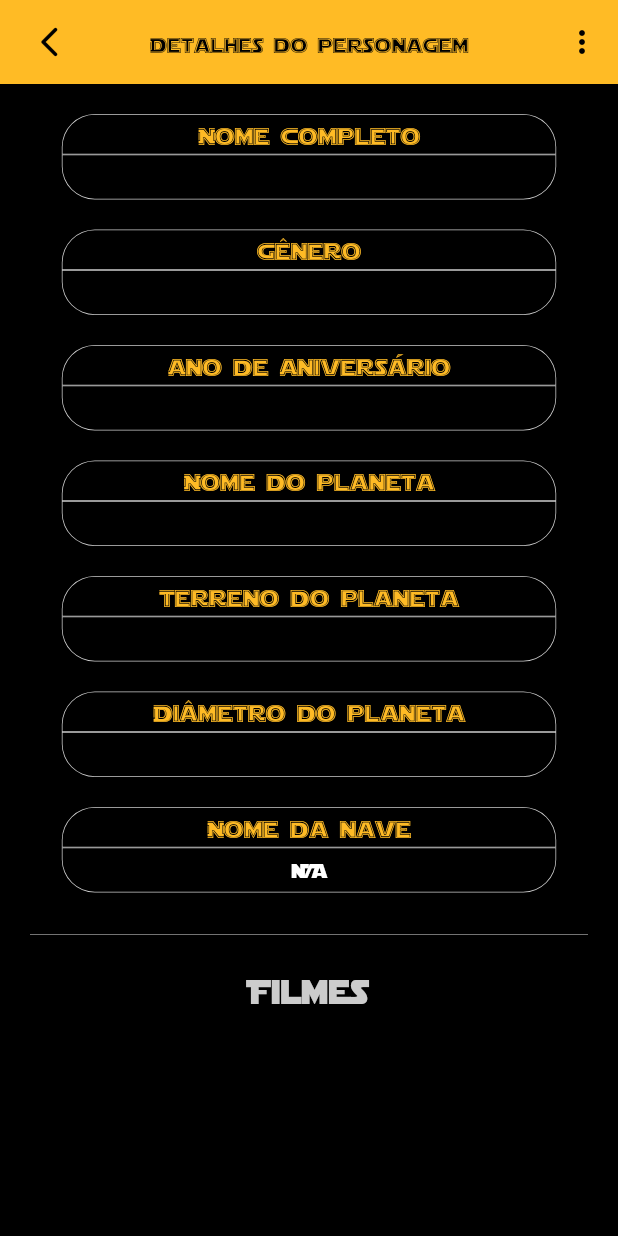
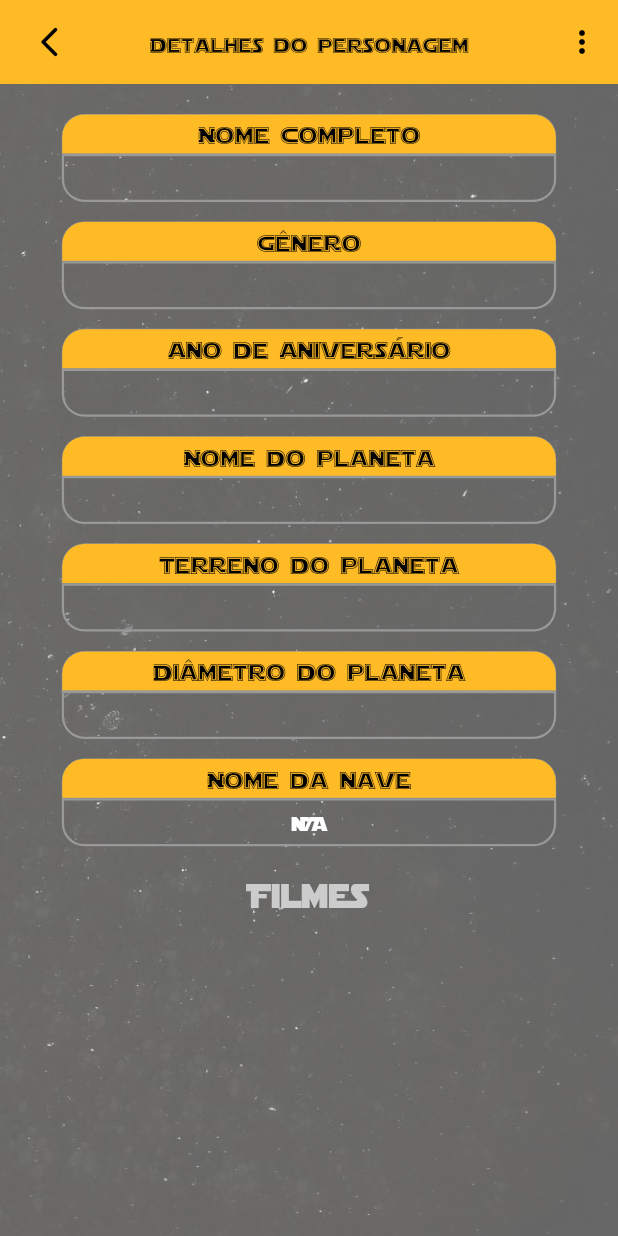
Before and after one commit to adilsonjuniordev/star_wars_flutter_api, a Flutter app: the CharacterDetailsPage screen opened directly with empty values, after a tap on the "arrow back ios new" icon, on a phone screen of 412 x 824 dp. Run offline on Flutter 3.47's test engine with Material 2 defaults, Android fonts, the phone set to English and light mode, and no system bars; our stand-ins replace dio, get, lazy_load_scrollview, loading_animation_widget; network calls fail; statements that could not run were skipped.

Commit message:
Feature: added screen with details of films

```diff
--- a/lib/app/core/ui/widgets/info_box.dart
+++ b/lib/app/core/ui/widgets/info_box.dart
@@ -1,8 +1,7 @@
 import 'package:flutter/material.dart';
+import 'package:get/get_state_manager/get_state_manager.dart';
 import 'package:star_wars_w2o/app/core/ui/styles/colors_app.dart';
 import 'package:star_wars_w2o/app/core/ui/styles/text_styles.dart';
-
-import '../../../screens/character_details/character_details_controller.dart';
 
 class InfoBox extends StatelessWidget {
   const InfoBox({
@@ -12,15 +11,16 @@ class InfoBox extends StatelessWidget {
     required this.body,
   });
 
-  final CharacterDetailsController controller;
+  final GetxController controller;
   final String title;
   final String body;
 
   @override
   Widget build(BuildContext context) {
-    const double borderWidth = 0.5;
-    const double borderRadius = 22;
-    final Color borderColor = context.colors.grey;
+    const double borderWidthTop = 0.3;
+    const double borderWidthBottom = 1.5;
+    const double borderRadius = 15;
+    final Color borderColor = context.colors.greyDark;
     return Column(
       children: [
         Container(
@@ -29,11 +29,13 @@ class InfoBox extends StatelessWidget {
           width: MediaQuery.of(context).size.width * .8,
           decoration: BoxDecoration(
             borderRadius: const BorderRadius.vertical(top: Radius.circular(borderRadius)),
-            border: Border.all(color: borderColor, width: borderWidth),
+            border: Border.all(color: borderColor, width: borderWidthTop),
+            color: context.colors.primary,
           ),
           child: Text(
+            textAlign: TextAlign.center,
             title,
-            style: context.textStyles.textSecondaryFontRegular.copyWith(color: context.colors.primary, fontSize: 16),
+            style: context.textStyles.textSecondaryFontRegular.copyWith(color: Colors.black, fontSize: 16),
           ),
         ),
         Container(
@@ -42,11 +44,15 @@ class InfoBox extends StatelessWidget {
           width: MediaQuery.of(context).size.width * .8,
           decoration: BoxDecoration(
             borderRadius: const BorderRadius.vertical(bottom: Radius.circular(borderRadius)),
-            border: Border.all(color: borderColor, width: borderWidth),
+            border: Border.all(color: borderColor, width: borderWidthBottom),
           ),
           child: Text(
             body,
-            style: context.textStyles.textPrimaryFontRegular.copyWith(color: Colors.white, fontSize: 13),
+            textAlign: TextAlign.center,
+            style: context.textStyles.textPrimaryFontRegular.copyWith(
+              color: Colors.white,
+              fontSize: 13,
+            ),
           ),
         )
       ],
--- a/lib/app/models/character_model.dart
+++ b/lib/app/models/character_model.dart
@@ -17,6 +17,8 @@ class CharacterModel {
     required this.starships,
     required this.films,
   });
+
+
 
   Map<String, dynamic> toMap() {
     return <String, dynamic>{
--- a/lib/app/models/film_model.dart
+++ b/lib/app/models/film_model.dart
@@ -18,7 +18,7 @@ class FilmModel {
     return <String, dynamic>{
       'title': title,
       'director': director,
-      'releaseDate': releaseDate,
+      'release_date': releaseDate,
       'producer': producer,
     };
   }
@@ -27,7 +27,7 @@ class FilmModel {
     return FilmModel(
       title: (map['title'] ?? '') as String,
       director: (map['director'] ?? '') as String,
-      releaseDate: (map['releaseDate'] ?? '') as String,
+      releaseDate: (map['release_date'] ?? '') as String,
       producer: (map['producer'] ?? '') as String,
     );
   }
--- /dev/null
+++ b/lib/app/repository/film_repository/film_repository.dart
@@ -0,0 +1,5 @@
+import 'package:star_wars_w2o/app/models/film_model.dart';
+
+abstract class FilmRepository {
+  Future<List<FilmModel>> getFilms(List<dynamic> films);
+}
--- /dev/null
+++ b/lib/app/repository/film_repository/film_repository_impl.dart
@@ -0,0 +1,34 @@
+// ignore_for_file: public_member_api_docs, sort_constructors_first
+import 'dart:developer';
+
+import 'package:dio/dio.dart';
+
+import 'package:star_wars_w2o/app/models/film_model.dart';
+
+import '../../core/exceptions/repository_exception.dart';
+import '../../core/ui/widgets/snackbars.dart';
+import './film_repository.dart';
+
+class FilmRepositoryImpl implements FilmRepository {
+  final Dio dio;
+
+  FilmRepositoryImpl({
+    required this.dio,
+  });
+
+  @override
+  Future<List<FilmModel>> getFilms(List<dynamic> strings) async {
+    List<FilmModel> films = [];
+    try {
+      for (var s in strings) {
+        var result = await dio.get(s, queryParameters: {'format': 'json'});
+        films.add(FilmModel.fromMap(result.data));
+      }
+      return films;
+    } on DioError catch (e, s) {
+      log('Erro ao pesquisar planeta', error: e, stackTrace: s);
+      Snackbars().snackbarError('Oops..', 'Houve um erro ao pesquisar o planeta');
+      throw RepositoryException(message: 'Houve um erro ao pesquisar o planeta');
+    }
+  }
+}
--- a/lib/app/screens/character_details/character_details_controller.dart
+++ b/lib/app/screens/character_details/character_details_controller.dart
@@ -1,6 +1,8 @@
 import 'package:get/get.dart';
 import 'package:star_wars_w2o/app/models/character_model.dart';
+import 'package:star_wars_w2o/app/models/film_model.dart';
 import 'package:star_wars_w2o/app/models/starship_model.dart';
+import 'package:star_wars_w2o/app/repository/film_repository/film_repository_impl.dart';
 import 'package:star_wars_w2o/app/repository/planet_repository/planet_repository_impl.dart';
 import 'package:star_wars_w2o/app/repository/starship_repository/starship_repository_impl.dart';
 
@@ -8,11 +10,14 @@ import '../../models/planet_model.dart';
 
 class CharacterDetailsController extends GetxController with StateMixin {
   final CharacterModel arguments = Get.arguments;
-  final planetRepository = PlanetRepositoryImpl(dio: Get.find());
-  final starshipRepository = StarshipRepositoryImpl(dio: Get.find());
+  final _planetRepository = PlanetRepositoryImpl(dio: Get.find());
+  final _starshipRepository = StarshipRepositoryImpl(dio: Get.find());
+  final _filmRepository = FilmRepositoryImpl(dio: Get.find());
+
   RxBool viewType = true.obs;
   List<PlanetModel> planets = [];
   List<StarshipModel> starships = [];
+  RxList<FilmModel> films = <FilmModel>[].obs;
 
   RxString name = ''.obs;
   RxString gender = ''.obs;
@@ -27,6 +32,7 @@ class CharacterDetailsController extends GetxController with StateMixin {
     change(null, status: RxStatus.loading());
     await getPlanet();
     await getStarship();
+    await getFilms();
     name.value = arguments.name;
     gender.value = arguments.gender;
     birthYear.value = arguments.birthYear;
@@ -39,12 +45,16 @@ class CharacterDetailsController extends GetxController with StateMixin {
   }
 
   Future<void> getPlanet() async {
-    planets.addAll(await planetRepository.getPlanet(arguments.homeworld));
+    planets.addAll(await _planetRepository.getPlanet(arguments.homeworld));
   }
 
   Future<void> getStarship() async {
     if (arguments.starships.isNotEmpty) {
-      starships.addAll(await starshipRepository.getStarship(arguments.starships.first));
+      starships.addAll(await _starshipRepository.getStarship(arguments.starships.first));
     }
   }
+
+  Future<void> getFilms() async {
+    films.addAll(await _filmRepository.getFilms(arguments.films));
+  }
 }
--- a/lib/app/screens/character_details/character_details_page.dart
+++ b/lib/app/screens/character_details/character_details_page.dart
@@ -11,7 +11,18 @@ class CharacterDetailsPage extends GetView<CharacterDetailsController> {
 
   @override
   Widget build(BuildContext context) {
-    return Scaffold(
+    return Stack(
+      children: [
+        Image.asset(
+          'assets/images/background_space.jpg',
+          color: Colors.white.withOpacity(0.6),
+          colorBlendMode: BlendMode.modulate,
+          height: MediaQuery.of(context).size.height,
+          width: MediaQuery.of(context).size.width,
+          fit: BoxFit.cover,
+        ),
+        Scaffold(
+          backgroundColor: Colors.transparent,
           appBar: AppBar(
             title: Text(
               'Detalhes do personagem',
@@ -46,20 +57,19 @@ class CharacterDetailsPage extends GetView<CharacterDetailsController> {
                                 children: [
                                   const SizedBox(height: 20),
                                   InfoBox(controller: controller, title: 'Nome Completo', body: controller.name.value),
-                              const SizedBox(height: 20),
+                                  const SizedBox(height: 13),
                                   InfoBox(controller: controller, title: 'Gênero', body: controller.gender.value),
-                              const SizedBox(height: 20),
+                                  const SizedBox(height: 13),
                                   InfoBox(controller: controller, title: 'Ano de Aniversário', body: controller.birthYear.value),
-                              const SizedBox(height: 20),
+                                  const SizedBox(height: 13),
                                   InfoBox(controller: controller, title: 'Nome do planeta', body: controller.homeworld.value),
-                              const SizedBox(height: 20),
+                                  const SizedBox(height: 13),
                                   InfoBox(controller: controller, title: 'Terreno do planeta', body: controller.terrain.value),
-                              const SizedBox(height: 20),
+                                  const SizedBox(height: 13),
                                   InfoBox(controller: controller, title: 'Diâmetro do planeta', body: controller.diameter.value),
-                              const SizedBox(height: 20),
+                                  const SizedBox(height: 13),
                                   InfoBox(controller: controller, title: 'Nome da nave', body: controller.starship.value),
-                              const SizedBox(height: 20),
-                              Divider(color: context.colors.greyDark, thickness: 0.5, indent: 20, endIndent: 20),
+                                  const SizedBox(height: 13),
                                 ],
                               ),
                             ),
@@ -91,32 +101,32 @@ class CharacterDetailsPage extends GetView<CharacterDetailsController> {
                                         ],
                                         rows: [
                                           DataRow(cells: [
-                                        const DataCell(Center(child: Text('Nome Completo:'))),
-                                        DataCell(Center(child: Text(controller.name.value, style: const TextStyle(color: Colors.white)))),
+                                            const DataCell(Center(child: Text('Nome Completo:', textAlign: TextAlign.center))),
+                                            DataCell(Center(child: Text(controller.name.value, textAlign: TextAlign.center, style: const TextStyle(color: Colors.white)))),
                                           ]),
                                           DataRow(cells: [
-                                        const DataCell(Center(child: Text('Gênero:'))),
-                                        DataCell(Center(child: Text(controller.gender.value, style: const TextStyle(color: Colors.white)))),
+                                            const DataCell(Center(child: Text('Gênero:', textAlign: TextAlign.center))),
+                                            DataCell(Center(child: Text(controller.gender.value, textAlign: TextAlign.center, style: const TextStyle(color: Colors.white)))),
                                           ]),
                                           DataRow(cells: [
-                                        const DataCell(Center(child: Text('Ano de aniversário:'))),
-                                        DataCell(Center(child: Text(controller.birthYear.value, style: const TextStyle(color: Colors.white)))),
+                                            const DataCell(Center(child: Text('Ano de aniversário:', textAlign: TextAlign.center))),
+                                            DataCell(Center(child: Text(controller.birthYear.value, textAlign: TextAlign.center, style: const TextStyle(color: Colors.white)))),
                                           ]),
                                           DataRow(cells: [
-                                        const DataCell(Center(child: Text('Nome do planeta:'))),
-                                        DataCell(Center(child: Text(controller.homeworld.value, style: const TextStyle(color: Colors.white)))),
+                                            const DataCell(Center(child: Text('Nome do planeta:', textAlign: TextAlign.center))),
+                                            DataCell(Center(child: Text(controller.homeworld.value, textAlign: TextAlign.center, style: const TextStyle(color: Colors.white)))),
                                           ]),
                                           DataRow(cells: [
-                                        const DataCell(Center(child: Text('Terreno do planeta:'))),
-                                        DataCell(Center(child: Text(controller.terrain.value, style: const TextStyle(color: Colors.white)))),
+                                            const DataCell(Center(child: Text('Terreno do planeta:', textAlign: TextAlign.center))),
+                                            DataCell(Center(child: Text(controller.terrain.value, textAlign: TextAlign.center, style: const TextStyle(color: Colors.white)))),
                                           ]),
                                           DataRow(cells: [
-                                        const DataCell(Center(child: Text('Diâmetro do planeta:'))),
-                                        DataCell(Center(child: Text(controller.diameter.value, style: const TextStyle(color: Colors.white)))),
+                                            const DataCell(Center(child: Text('Diâmetro do planeta:', textAlign: TextAlign.center))),
+                                            DataCell(Center(child: Text(controller.diameter.value, textAlign: TextAlign.center, style: const TextStyle(color: Colors.white)))),
                                           ]),
                                           DataRow(cells: [
-                                        const DataCell(Center(child: Text('Nome da nave:'))),
-                                        DataCell(Center(child: Text(controller.starship.value, style: const TextStyle(color: Colors.white)))),
+                                            const DataCell(Center(child: Text('Nome da nave:', textAlign: TextAlign.center))),
+                                            DataCell(Center(child: Text(controller.starship.value, textAlign: TextAlign.center, style: const TextStyle(color: Colors.white)))),
                                           ]),
                                         ],
                                       ),
@@ -127,17 +137,49 @@ class CharacterDetailsPage extends GetView<CharacterDetailsController> {
                             ),
                           ),
                   ),
-              const SizedBox(height: 10),
-              Text('Filmes',
+                  Text(
+                    'Filmes',
                     style: context.textStyles.textPrimaryFontRegular.copyWith(
                       color: context.colors.grey,
                       fontSize: 22,
-                  )),
+                    ),
+                  ),
+                  const SizedBox(height: 10),
+                  Obx(
+                    () => Expanded(
+                      child: ListView.builder(
+                        itemCount: controller.films.length,
+                        itemBuilder: (context, index) {
+                          return InkWell(
+                            child: Center(
+                              child: Text(
+                                controller.films[index].title,
+                                style: context.textStyles.textSecondaryFontRegular.copyWith(
+                                  color: context.colors.primary,
+                                  fontSize: 12,
+                                  decoration: TextDecoration.underline,
+                                ),
+                              ),
+                            ),
+                            onTap: () => Get.toNamed(
+                              '/film_details',
+                              arguments: [
+                                controller.films[index],
+                                controller.name.value,
+                              ],
+                            ),
+                          );
+                        },
+                      ),
+                    ),
+                  ),
                 ],
               );
             },
             onLoading: const Center(child: Loader()),
           ),
+        ),
+      ],
     );
   }
 }
--- /dev/null
+++ b/lib/app/screens/film_details/film_details_bindings.dart
@@ -0,0 +1,9 @@
+import 'package:get/get.dart';
+import './film_details_controller.dart';
+
+class FilmDetailsBindings implements Bindings {
+    @override
+    void dependencies() {
+        Get.put(FilmDetailsController());
+    }
+}
--- /dev/null
+++ b/lib/app/screens/film_details/film_details_controller.dart
@@ -0,0 +1,23 @@
+import 'package:get/get.dart';
+import 'package:star_wars_w2o/app/models/film_model.dart';
+
+class FilmDetailsController extends GetxController {
+  List<dynamic> arguments = Get.arguments;
+  RxString characterName = ''.obs;
+  RxString title = ''.obs;
+  RxString director = ''.obs;
+  RxString releaseDate = ''.obs;
+  RxString producer = ''.obs;
+
+  @override
+  void onInit() {
+    characterName.value = arguments[1];
+    FilmModel film = arguments[0];
+
+    title.value = film.title;
+    director.value = film.director;
+    releaseDate.value = film.releaseDate;
+    producer.value = film.producer;
+    super.onInit();
+  }
+}
--- a/pubspec.yaml
+++ b/pubspec.yaml
@@ -43,6 +43,7 @@ dev_dependencies:
   flutter_test:
     sdk: flutter
 
+
 # For information on the generic Dart part of this file, see the
 # following page: https://dart.dev/tools/pub/pubspec
 # The following section is specific to Flutter packages.
@@ -77,10 +78,6 @@ flutter:
     - family: DeathStar
       fonts:
         - asset: assets/fonts/DeathStar.ttf
-
-
-
-
   #   - family: Trajan Pro
   #     fonts:
   #       - asset: fonts/TrajanPro.ttf
```
Also changed, not shown: lib/app/screens/film_details/film_details_page.dart (added, +76 -0 lines), lib/app/screens/home/home_page.dart (+14 -1 lines), lib/app/screens/splash/splash_page.dart (+14 -3 lines), lib/main.dart (+5 -3 lines), assets/images/background_space.jpg (added), assets/images/icon.png (added), 10 other files. Lines whose indentation alone changed are shown as unchanged.
